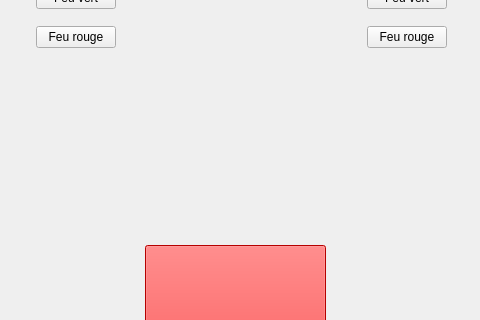
Qt form Projet_IHM/manuelle/mainwindow.ui (qwendling/TPNote_IHM) before a commit; both pictures show x 195 to 675 and y 212 to 532 of the 879 by 717 pixel window.
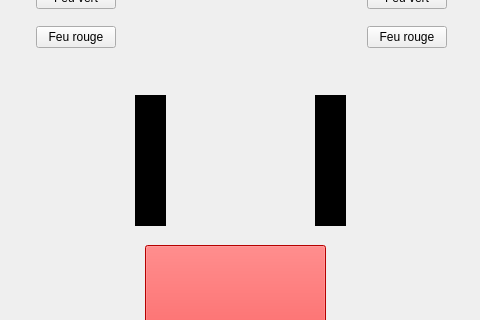
The same form after that commit. Icons and pictures are not drawn.

Commit message: Modif ui avec ressources

Patch:
```diff
--- a/Projet_IHM/manuelle/mainwindow.ui
+++ b/Projet_IHM/manuelle/mainwindow.ui
@@ -394,6 +394,32 @@
      </item>
     </layout>
    </widget>
+   <widget class="QGraphicsView" name="Porte1">
+    <property name="geometry">
+     <rect>
+      <x>330</x>
+      <y>290</y>
+      <width>31</width>
+      <height>131</height>
+     </rect>
+    </property>
+    <property name="styleSheet">
+     <string notr="true">background-color: rgb(0, 0, 0);</string>
+    </property>
+   </widget>
+   <widget class="QGraphicsView" name="Porte2">
+    <property name="geometry">
+     <rect>
+      <x>510</x>
+      <y>290</y>
+      <width>31</width>
+      <height>131</height>
+     </rect>
+    </property>
+    <property name="styleSheet">
+     <string notr="true">background-color: rgb(0, 0, 0);</string>
+    </property>
+   </widget>
   </widget>
   <widget class="QMenuBar" name="menuBar">
    <property name="geometry">
```
Left out of the diff: 16 changed lines with no effect on the pictures. The commit also changes 1 other file.
